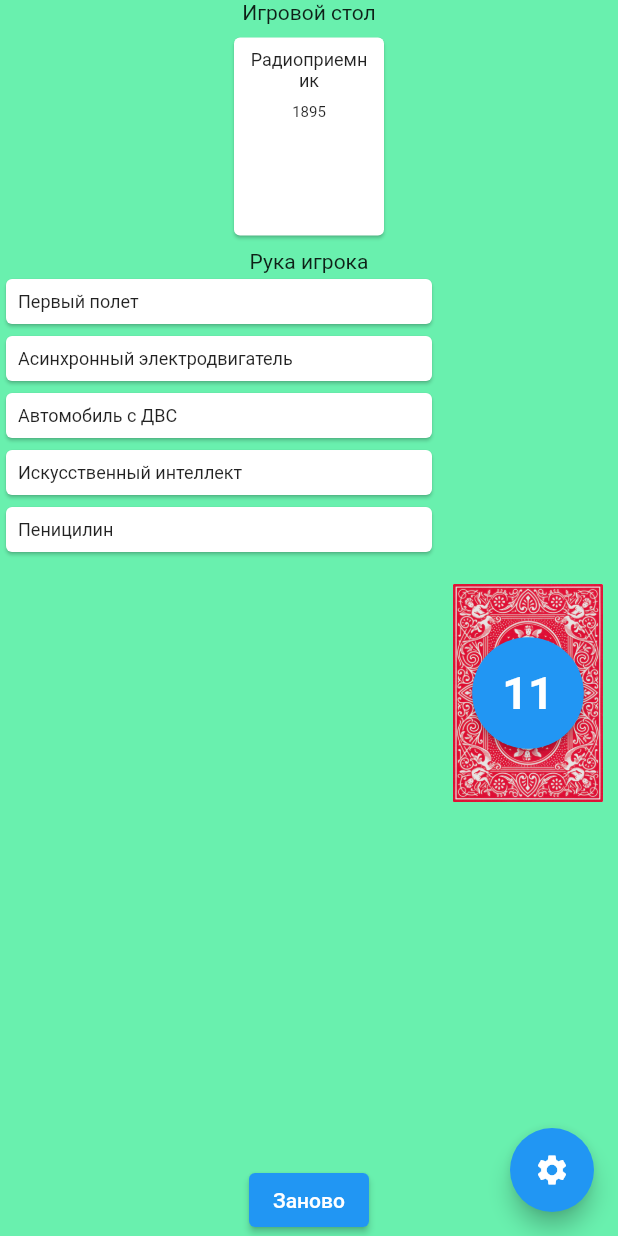
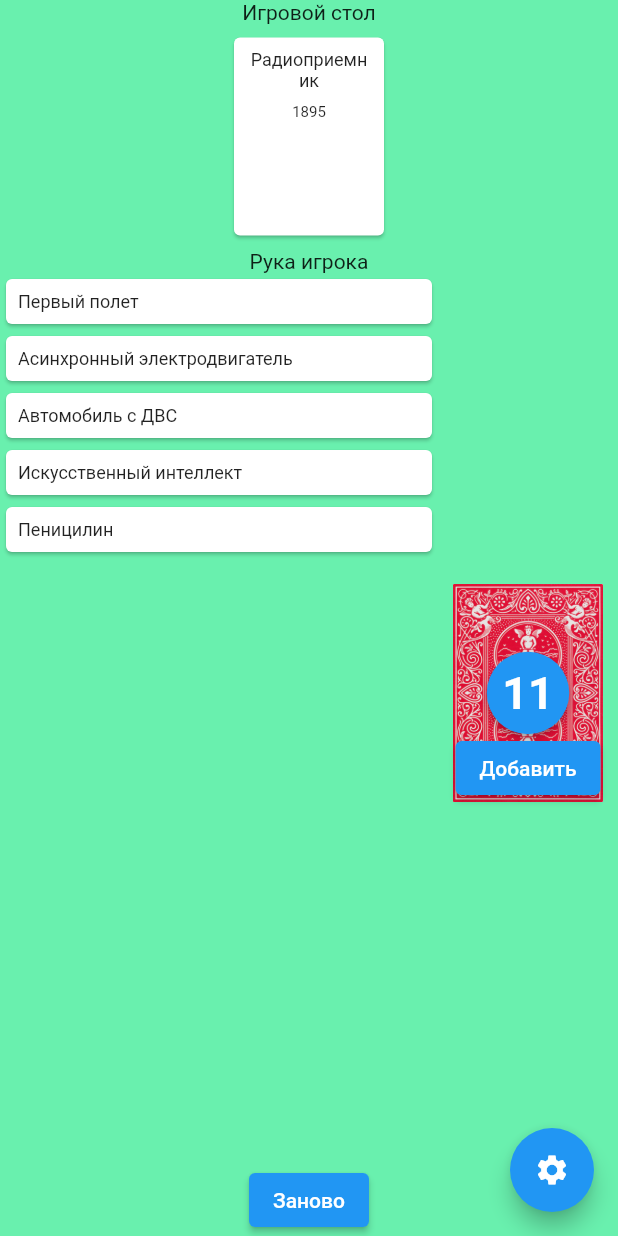
Before and after one commit to Emerald2014/timeline, a Flutter app: the screen it shows after launch, on a phone screen of 412 x 824 dp. Run offline on Flutter 3.47's test engine with Material 2 defaults, Android fonts, the phone set to English and light mode, and no system bars.

Commit message:
При нажатии на колоду, добавляется карта на руку

```diff
--- a/lib/ui/game_screen.dart
+++ b/lib/ui/game_screen.dart
@@ -20,12 +20,11 @@ class GameScreen extends StatefulWidget {
 
 class _GameScreenState extends State<GameScreen> {
   final List<GameCard> gameCardList;
+  final VoidCallback myVoidCallback = () {};
 
   _GameScreenState({required this.gameCardList});
 
   int randomIndex = 0;
-
-  // List<GameCard> boardCardList = List.empty();
   List<GameCard> handCardList = [];
   List<GameCard> deckOfCard = [];
   List<GameCard> boardCardList = [];
@@ -117,7 +116,7 @@ class _GameScreenState extends State<GameScreen> {
                     child: Text("Заново")),
               ],
             ),
-            deckOfCards(context, deckOfCard.length),
+            deckOfCards(context, deckOfCard.length, callback),
             if (isCardClicked)
               openCard(context, indexOfClickedCard, boardCardList),
           ]),
@@ -321,4 +320,11 @@ class _GameScreenState extends State<GameScreen> {
       },
     );
   }
+
+  callback() {
+    setState(() {
+      handCardList.add(deckOfCard[0]);
+      deckOfCard.removeAt(0);
+    });
+  }
 }
--- a/lib/ui/widgets/deck_of_cards.dart
+++ b/lib/ui/widgets/deck_of_cards.dart
@@ -1,12 +1,15 @@
 import 'package:flutter/material.dart';
 
-Widget deckOfCards(BuildContext context, int countOfCardInDeck) {
+Widget deckOfCards(BuildContext context, int countOfCardInDeck,
+    void Function() myVoidCallback) {
   return Align(
     alignment: Alignment.bottomRight,
     child: Padding(
       padding: const EdgeInsets.fromLTRB(0, 100, 10, 0),
       child: GestureDetector(
-        onTap: () {},
+        onTap: () {
+          myVoidCallback();
+        },
         child: Container(
           width: 100,
           child: Stack(
@@ -14,16 +17,29 @@ Widget deckOfCards(BuildContext context, int countOfCardInDeck) {
               Center(child: Image.asset("assets/deckOfCards.jpg")),
               Center(
                 child: ElevatedButton(
-                  onPressed: () {},
+                  onPressed: () {
+                    myVoidCallback();
+                  },
                   style: ElevatedButton.styleFrom(
                     shape: CircleBorder(),
-                    padding: EdgeInsets.all(20),
+                    padding: EdgeInsets.all(10),
                     backgroundColor: Colors.blue,
                     foregroundColor: Colors.white,
                   ),
                   child: Text(
                     countOfCardInDeck.toString(),
                     style: TextStyle(fontSize: 30, fontWeight: FontWeight.bold),
+                  ),
+                ),
+              ),
+              Center(
+                child: Padding(
+                  padding: const EdgeInsets.fromLTRB(0, 100, 0, 0),
+                  child: ElevatedButton(
+                    onPressed: () {
+                      myVoidCallback();
+                    },
+                    child: Text("Добавить"),
                   ),
                 ),
               )
```
